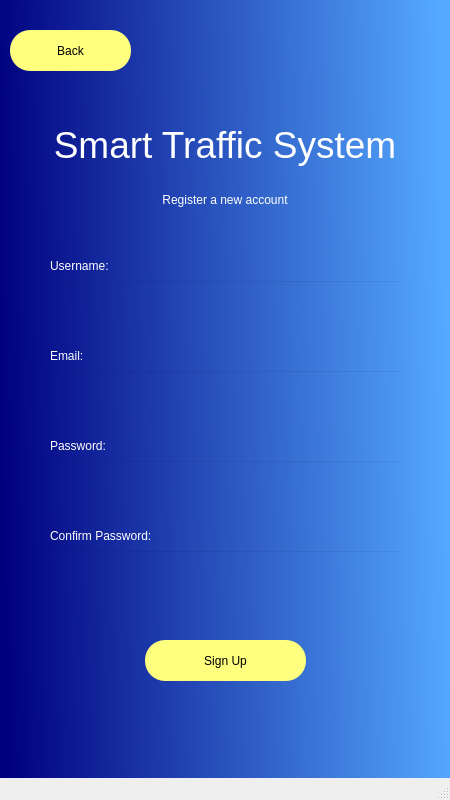
EzLeong/testing, file Native_App/createacc.ui: the form before one commit.
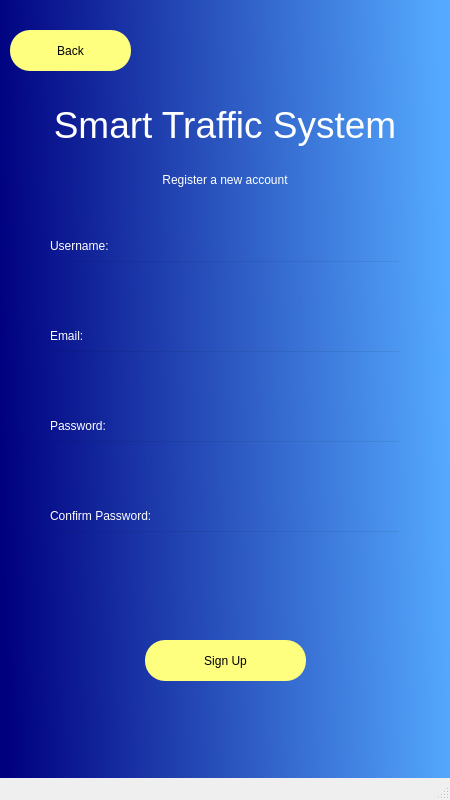
The form after the commit.

```diff
--- a/Native_App/createacc.ui
+++ b/Native_App/createacc.ui
@@ -32,7 +32,7 @@
      <property name="geometry">
       <rect>
        <x>0</x>
-       <y>120</y>
+       <y>100</y>
        <width>450</width>
        <height>50</height>
       </rect>
@@ -61,7 +61,7 @@
      <property name="geometry">
       <rect>
        <x>0</x>
-       <y>170</y>
+       <y>150</y>
        <width>450</width>
        <height>60</height>
       </rect>
@@ -80,7 +80,7 @@
      <property name="geometry">
       <rect>
        <x>50</x>
-       <y>280</y>
+       <y>260</y>
        <width>351</width>
        <height>41</height>
       </rect>
@@ -96,7 +96,7 @@
      <property name="geometry">
       <rect>
        <x>50</x>
-       <y>460</y>
+       <y>440</y>
        <width>351</width>
        <height>41</height>
       </rect>
@@ -111,7 +111,7 @@
      <property name="geometry">
       <rect>
        <x>50</x>
-       <y>250</y>
+       <y>230</y>
        <width>91</width>
        <height>31</height>
       </rect>
@@ -128,7 +128,7 @@
      <property name="geometry">
       <rect>
        <x>50</x>
-       <y>430</y>
+       <y>410</y>
        <width>91</width>
        <height>31</height>
       </rect>
@@ -163,7 +163,7 @@
      <property name="geometry">
       <rect>
        <x>50</x>
-       <y>550</y>
+       <y>530</y>
        <width>351</width>
        <height>41</height>
       </rect>
@@ -178,7 +178,7 @@
      <property name="geometry">
       <rect>
        <x>50</x>
-       <y>520</y>
+       <y>500</y>
        <width>141</width>
        <height>31</height>
       </rect>
@@ -195,7 +195,7 @@
      <property name="geometry">
       <rect>
        <x>50</x>
-       <y>560</y>
+       <y>590</y>
        <width>351</width>
        <height>21</height>
       </rect>
@@ -230,7 +230,7 @@
      <property name="geometry">
       <rect>
        <x>50</x>
-       <y>370</y>
+       <y>350</y>
        <width>351</width>
        <height>41</height>
       </rect>
@@ -246,7 +246,7 @@
      <property name="geometry">
       <rect>
        <x>50</x>
-       <y>340</y>
+       <y>320</y>
        <width>91</width>
        <height>31</height>
       </rect>
```
